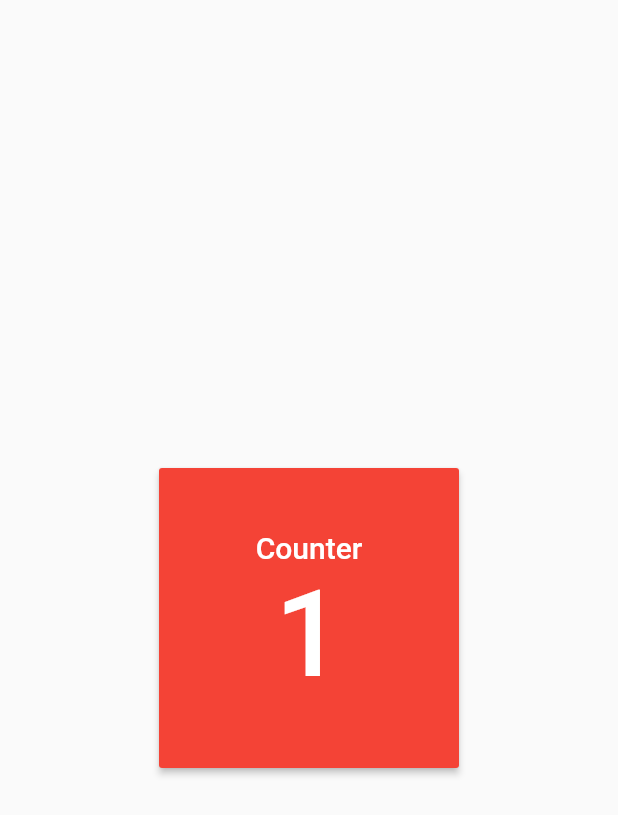
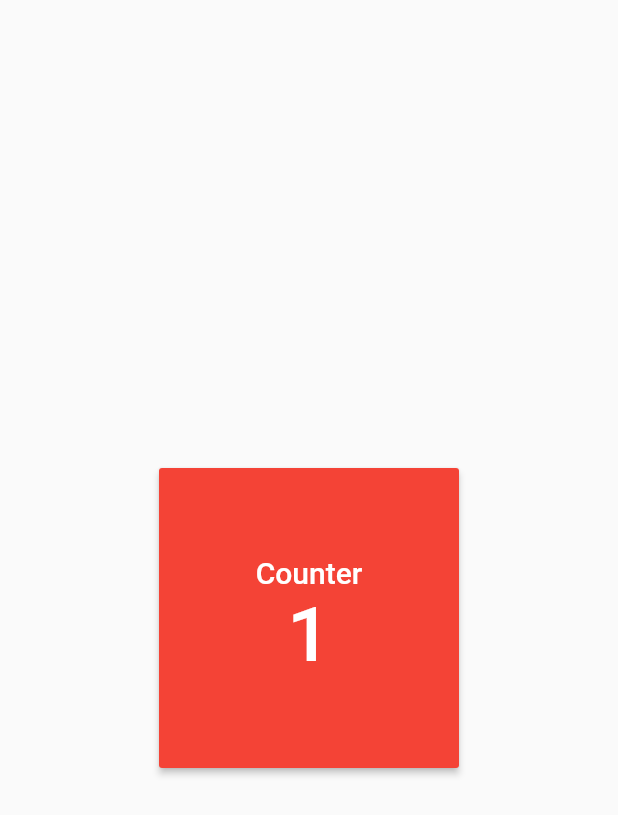
Before and after one commit to manabie-com/tech_blog_posts, a Flutter app: the screen it shows after launch, after a tap on "Counter", on a phone screen of 412 x 824 dp. Shown: the top 815 px of the screen. Run offline on Flutter 3.47's test engine with Material 2 defaults, Android fonts, the phone set to English and light mode, and no system bars.

```diff
--- a/inherited_widget/lib/main.dart
+++ b/inherited_widget/lib/main.dart
@@ -135,15 +135,31 @@ class CounterLabel extends StatelessWidget {
   }
 }
 
-class CounterValue extends StatelessWidget {
+class CounterValue extends StatefulWidget {
+  @override
+  State<StatefulWidget> createState() {
+    return CounterValueState();
+  }
+}
+
+class CounterValueState extends State<CounterValue> {
+  int counterValue;
+  double fontSize;
+
+  @override
+  void didChangeDependencies() {
+    super.didChangeDependencies();
+    MyStatefulWidgetState data = MyStatefulWidget.of(context);
+    counterValue = data.counterValue;
+    fontSize = 50.0 + counterValue;
+  }
+
   @override
   Widget build(BuildContext context) {
-    MyStatefulWidgetState data = MyStatefulWidget.of(context);
-
     return Text(
-      "${data.counterValue}",
+      "$counterValue",
       style: TextStyle(
-        fontSize: 80,
+        fontSize: fontSize,
         color: Colors.white,
       ),
     );
```
